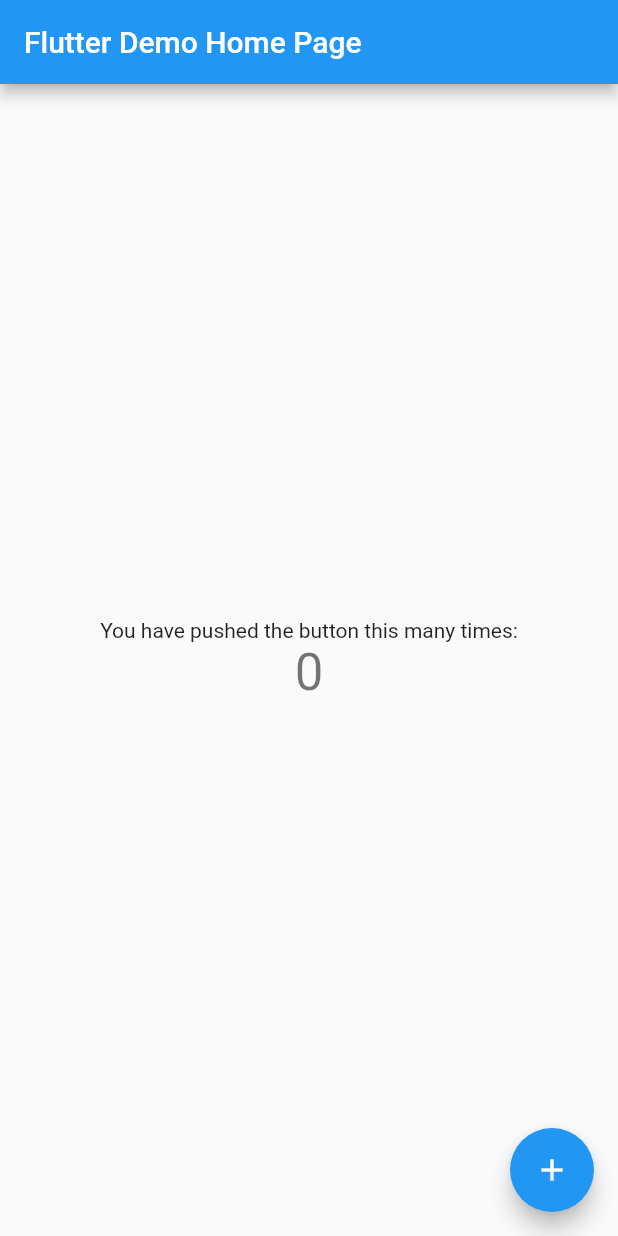
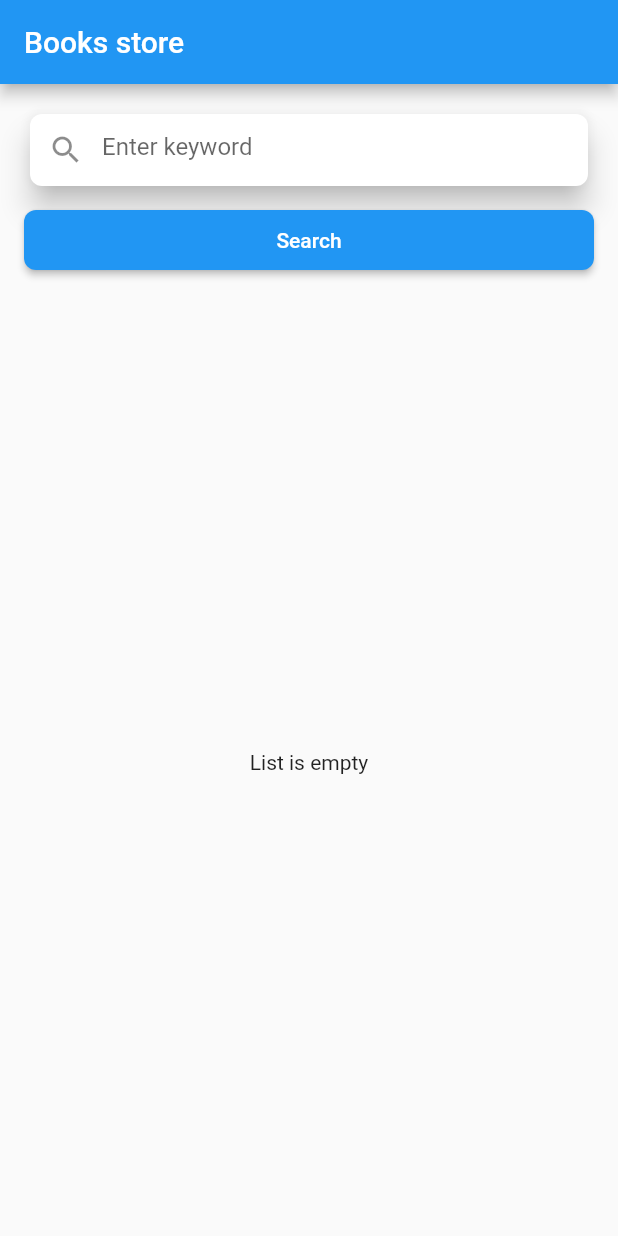
Before and after one commit to Devhric/RingierSlovakiaMedia_Book, a Flutter app: the screen it shows after launch, on a phone screen of 412 x 824 dp. Run offline on Flutter 3.47's test engine with Material 2 defaults, Android fonts, the phone set to English and light mode, and no system bars; our stand-ins replace transparent_image.

Commit message:
Added network layer, search bar, result list and book detail screen.

```diff
--- a/lib/main.dart
+++ b/lib/main.dart
@@ -1,45 +1,33 @@
+import 'package:books/provider/books_provider.dart';
+import 'package:books/screens/search_screen.dart';
+import 'package:books/utils/apptheme.dart';
 import 'package:flutter/material.dart';
+import 'package:provider/provider.dart';
 
 void main() {
-  runApp(const MyApp());
+  runApp(MultiProvider(
+    providers: [
+      ChangeNotifierProvider(create: (_) => BooksProvider()),
+    ],
+    child: const MyApp(),
+  ));
 }
 
 class MyApp extends StatelessWidget {
   const MyApp({Key? key}) : super(key: key);
 
-  // This widget is the root of your application.
   @override
   Widget build(BuildContext context) {
     return MaterialApp(
-      title: 'Flutter Demo',
-      theme: ThemeData(
-        // This is the theme of your application.
-        //
-        // Try running your application with "flutter run". You'll see the
-        // application has a blue toolbar. Then, without quitting the app, try
-        // changing the primarySwatch below to Colors.green and then invoke
-        // "hot reload" (press "r" in the console where you ran "flutter run",
-        // or simply save your changes to "hot reload" in a Flutter IDE).
-        // Notice that the counter didn't reset back to zero; the application
-        // is not restarted.
-        primarySwatch: Colors.blue,
-      ),
-      home: const MyHomePage(title: 'Flutter Demo Home Page'),
+      title: 'Books store',
+      theme: AppTheme.theme,
+      home: const SearchScreen(),
     );
   }
 }
 
 class MyHomePage extends StatefulWidget {
   const MyHomePage({Key? key, required this.title}) : super(key: key);
-
-  // This widget is the home page of your application. It is stateful, meaning
-  // that it has a State object (defined below) that contains fields that affect
-  // how it looks.
-
-  // This class is the configuration for the state. It holds the values (in this
-  // case the title) provided by the parent (in this case the App widget) and
-  // used by the build method of the State. Fields in a Widget subclass are
-  // always marked "final".
 
   final String title;
 
--- /dev/null
+++ b/lib/models/book_model.dart
@@ -0,0 +1,29 @@
+class BookModel {
+  BookModel({
+    this.title,
+    this.subtitle,
+    this.isbn13,
+    this.imageUrl,
+    this.url,
+    this.price,
+  });
+
+  String? title;
+  String? subtitle;
+  String? isbn13;
+  String? imageUrl;
+  String? url;
+  String? price;
+
+  factory BookModel.fromJson(Map<String, dynamic> map) {
+    return BookModel(
+      title: map['title'],
+      subtitle: map['subtitle'],
+      isbn13: map['isbn13'],
+      imageUrl: map['image'],
+      url: map['url'],
+      price: map['price'],
+    );
+  }
+
+}
--- /dev/null
+++ b/lib/network/book_api.dart
@@ -0,0 +1,43 @@
+import 'dart:convert';
+import 'dart:io';
+
+import 'package:books/models/book_model.dart';
+import 'package:books/network/responses/books_model_response.dart';
+import 'package:books/utils/tuple.dart';
+import 'package:http/http.dart' as http;
+
+class BookApi {
+  static const String _version = "1.0";
+  static const String _endPoint = "https://api.itbook.store";
+  static const String _successCode = "0";
+
+  static Future<BooksModelResponse?> getBooks(String query, int page) async {
+
+    try {
+      final response = await http.get(
+        Uri.parse("$_endPoint/$_version/search/$query/$page"),
+        headers: {
+          HttpHeaders.contentTypeHeader: "application/json",
+        },
+      );
+      if (response.statusCode == 200) {
+        final item = jsonDecode(response.body);
+        if (item["error"] == _successCode) {
+
+          final books = (item["books"] as List<dynamic>)
+              .map((value) => BookModel.fromJson(value))
+          .toList();
+
+          final total = int.parse(item["total"].toString());
+
+          return BooksModelResponse(total: total, books: books);
+        }
+      } else {
+        print("Error getBooks() -> statusCode: ${response.statusCode}");
+      }
+    } catch (e) {
+      print(e.toString());
+    }
+    return null;
+  }
+}
--- /dev/null
+++ b/lib/network/responses/books_model_response.dart
@@ -0,0 +1,11 @@
+import 'package:books/models/book_model.dart';
+
+class BooksModelResponse {
+  int total;
+  List<BookModel> books;
+
+  BooksModelResponse({
+    required this.total,
+    required this.books,
+  });
+}
--- /dev/null
+++ b/lib/provider/books_provider.dart
@@ -0,0 +1,36 @@
+import 'package:books/models/book_model.dart';
+import 'package:books/network/book_api.dart';
+import 'package:flutter/material.dart';
+
+class BooksProvider extends ChangeNotifier {
+  List<BookModel> books = [];
+  bool loading = false;
+  int _page = 1;
+  String _query = "";
+
+  set query(String query) {
+    _query = query;
+  }
+
+  _incrementPage() => _page++;
+
+  resetSearch() {
+    _page = 1;
+    books = [];
+  }
+
+  searchBooks() async {
+    loading = true;
+    print("Page: $_page");
+    final response = await BookApi.getBooks(_query, _page);
+    final hasAllRecords = books.length == response?.total;
+
+    if (response != null && !hasAllRecords) {
+      books.addAll(response.books);
+      _incrementPage();
+    }
+    loading = false;
+
+    notifyListeners();
+  }
+}
--- /dev/null
+++ b/lib/screens/search_screen.dart
@@ -0,0 +1,46 @@
+import 'package:books/utils/constants.dart';
+import 'package:books/widgets/book_list.dart';
+import 'package:books/widgets/search_bar.dart';
+import 'package:flutter/material.dart';
+
+class SearchScreen extends StatefulWidget {
+  const SearchScreen({Key? key}) : super(key: key);
+
+  @override
+  State<SearchScreen> createState() => _SearchScreenState();
+}
+
+class _SearchScreenState extends State<SearchScreen> {
+
+  final _scrollController = ScrollController();
+
+  @override
+  void initState() {
+    super.initState();
+
+    _scrollController.addListener(() {
+      if (_scrollController.position.pixels ==
+          _scrollController.position.maxScrollExtent) {
+      }
+    });
+  }
+
+  @override
+  Widget build(BuildContext context) {
+    return Scaffold(
+      appBar: AppBar(
+        title: const Text("Books store"),
+      ),
+      body: Padding(
+        padding: const EdgeInsets.only(
+          right: kContentPadding,
+          left: kContentPadding,
+          top: kContentPadding,
+        ),
+        child: Column(
+          children: const [SearchBar(), BookList()],
+        ),
+      ),
+    );
+  }
+}
--- /dev/null
+++ b/lib/utils/apptheme.dart
@@ -0,0 +1,13 @@
+import 'package:books/utils/constants.dart';
+import 'package:flutter/material.dart';
+
+class AppTheme {
+  static final theme = ThemeData(
+    cardTheme: CardTheme(
+      elevation: kElevation,
+      shape: RoundedRectangleBorder(
+        borderRadius: BorderRadius.circular(kRadius),
+      ),
+    ),
+  );
+}
--- /dev/null
+++ b/lib/utils/constants.dart
@@ -0,0 +1,5 @@
+
+const kContentPadding = 16.0;
+const kContentPaddingHalf = 8.0;
+const kRadius = 8.0;
+const kElevation = 8.0;
--- /dev/null
+++ b/lib/widgets/book_list.dart
@@ -0,0 +1,55 @@
+import 'package:books/provider/books_provider.dart';
+import 'package:books/utils/constants.dart';
+import 'package:books/widgets/book_tile.dart';
+import 'package:flutter/material.dart';
+import 'package:provider/provider.dart';
+
+class BookList extends StatefulWidget {
+  const BookList({Key? key}) : super(key: key);
+
+  @override
+  State<BookList> createState() => _BookListState();
+}
+
+class _BookListState extends State<BookList> {
+  final _scrollController = ScrollController();
+
+  @override
+  void initState() {
+    super.initState();
+
+    // load more items when user is on the bottom of the list
+    _scrollController.addListener(() {
+      if (_scrollController.position.pixels ==
+          _scrollController.position.maxScrollExtent) {
+        context.read<BooksProvider>().searchBooks();
+      }
+    });
+  }
+
+  @override
+  Widget build(BuildContext context) {
+    return Expanded(
+      child: (context.watch<BooksProvider>().books.isEmpty == true)
+          ? const Center(
+              child: Text("List is empty"),
+            )
+          : ListView.builder(
+              controller: _scrollController,
+              shrinkWrap: true,
+              itemCount: context.watch<BooksProvider>().books.length + 1,
+              itemBuilder: (context, index) {
+                return (context.watch<BooksProvider>().books.length == index)
+                    ? const Center(
+                        child: Padding(
+                        padding: EdgeInsets.all(kContentPadding),
+                        child: CircularProgressIndicator.adaptive(),
+                      ))
+                    : BookTile(
+                        bookModel: context.watch<BooksProvider>().books[index],
+                      );
+              },
+            ),
+    );
+  }
+}
--- /dev/null
+++ b/lib/widgets/button.dart
@@ -0,0 +1,24 @@
+import 'package:books/utils/constants.dart';
+import 'package:flutter/material.dart';
+
+class Button extends StatelessWidget {
+  Button({Key? key, required this.label, required this.onPressed})
+      : super(key: key);
+
+  String label;
+  VoidCallback onPressed;
+
+  @override
+  Widget build(BuildContext context) {
+    return ElevatedButton(
+      style: ElevatedButton.styleFrom(
+        shape: RoundedRectangleBorder(
+          borderRadius: BorderRadius.circular(kRadius),
+        ),
+        minimumSize: const Size.fromHeight(40),
+      ),
+      onPressed: onPressed,
+      child: Text(label),
+    );
+  }
+}
--- /dev/null
+++ b/lib/widgets/search_bar.dart
@@ -0,0 +1,67 @@
+import 'package:books/provider/books_provider.dart';
+import 'package:books/utils/constants.dart';
+import 'package:books/widgets/button.dart';
+import 'package:flutter/material.dart';
+import 'package:provider/provider.dart';
+
+class SearchBar extends StatefulWidget {
+  const SearchBar({Key? key}) : super(key: key);
+
+  @override
+  State<SearchBar> createState() => _SearchBarState();
+}
+
+class _SearchBarState extends State<SearchBar> {
+  final _searchController = TextEditingController();
+  final _formKey = GlobalKey<FormState>();
+
+  @override
+  Widget build(BuildContext context) {
+    return Form(
+      key: _formKey,
+      child: Column(
+        children: [_textField, _space, _searchButton, _space],
+      ),
+    );
+  }
+
+  get _textField => Card(
+        child: TextFormField(
+          textInputAction: TextInputAction.search,
+          onFieldSubmitted: (value) => _search(),
+          controller: _searchController,
+          validator: (value) {
+            if (value == null || value.isEmpty) {
+              return "The field cannot be empty!";
+            }
+            return null;
+          },
+          decoration: const InputDecoration(
+            hintText: "Enter keyword",
+            prefixIcon: Icon(Icons.search),
+            border: InputBorder.none,
+          ),
+        ),
+      );
+
+  get _searchButton => Button(
+        onPressed: () {
+          // dismiss keyboard
+          FocusManager.instance.primaryFocus?.unfocus();
+          _search();
+        },
+        label: "Search",
+      );
+
+  get _space => const SizedBox(
+        height: kContentPaddingHalf,
+      );
+
+  _search() {
+    if (_formKey.currentState!.validate()) {
+      context.read<BooksProvider>().resetSearch();
+      context.read<BooksProvider>().query = _searchController.text;
+      context.read<BooksProvider>().searchBooks();
+    }
+  }
+}
--- a/pubspec.yaml
+++ b/pubspec.yaml
@@ -30,6 +30,10 @@ dependencies:
   flutter:
     sdk: flutter
 
+  provider: ^6.0.3
+  http: ^0.13.4
+  transparent_image: ^2.0.0
+  url_launcher: ^6.1.3
 
   # The following adds the Cupertino Icons font to your application.
   # Use with the CupertinoIcons class for iOS style icons.
```
Also changed, not shown: lib/screens/book_detail_screen.dart (added, +74 -0 lines), lib/utils/redirect.dart (added, +18 -0 lines), lib/utils/tuple.dart (added, +10 -0 lines), lib/widgets/book_tile.dart (added, +43 -0 lines), lib/widgets/name_value.dart (added, +29 -0 lines), pubspec.lock, 5 other files.
